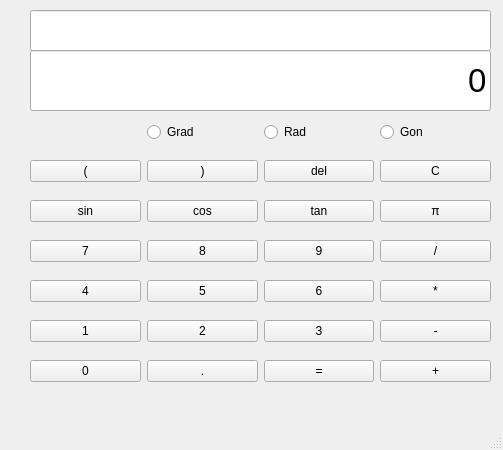
The window that calculator.ui (SudipMaharjan/Calculator) describes before a commit, drawn with Qt 5.
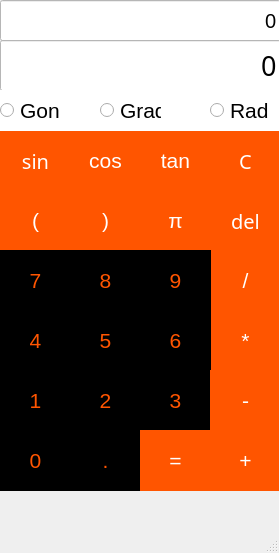
The same window after the commit.

The edit to the form file:
```diff
--- a/calculator.ui
+++ b/calculator.ui
@@ -6,319 +6,255 @@
    <rect>
     <x>0</x>
     <y>0</y>
-    <width>503</width>
-    <height>450</height>
+    <width>279</width>
+    <height>553</height>
    </rect>
   </property>
+  <property name="font">
+   <font>
+    <pointsize>16</pointsize>
+   </font>
+  </property>
   <property name="windowTitle">
    <string>Calculator</string>
   </property>
   <widget class="QWidget" name="centralwidget">
-   <widget class="QWidget" name="gridLayoutWidget">
+   <widget class="QPushButton" name="pushButton_Divide">
     <property name="geometry">
      <rect>
-      <x>30</x>
-      <y>110</y>
-      <width>461</width>
-      <height>291</height>
+      <x>210</x>
+      <y>250</y>
+      <width>71</width>
+      <height>61</height>
      </rect>
     </property>
-    <layout class="QGridLayout" name="gridLayout">
-     <item row="5" column="1">
-      <widget class="QPushButton" name="pushButton_5">
-       <property name="text">
-        <string>5</string>
-       </property>
-       <property name="shortcut">
-        <string>5</string>
-       </property>
-      </widget>
-     </item>
-     <item row="7" column="3">
-      <widget class="QPushButton" name="pushButton_Plus">
-       <property name="text">
-        <string>+</string>
-       </property>
-       <property name="shortcut">
-        <string>+</string>
-       </property>
-      </widget>
-     </item>
-     <item row="5" column="0">
-      <widget class="QPushButton" name="pushButton_4">
-       <property name="text">
-        <string>4</string>
-       </property>
-       <property name="shortcut">
-        <string>4</string>
-       </property>
-      </widget>
-     </item>
-     <item row="0" column="2">
-      <widget class="QRadioButton" name="radioButton_Rad">
-       <property name="cursor">
-        <cursorShape>PointingHandCursor</cursorShape>
-       </property>
-       <property name="text">
-        <string>Rad</string>
-       </property>
-      </widget>
-     </item>
-     <item row="6" column="2">
-      <widget class="QPushButton" name="pushButton_3">
-       <property name="text">
-        <string>3</string>
-       </property>
-       <property name="shortcut">
-        <string>3</string>
-       </property>
-      </widget>
-     </item>
-     <item row="3" column="1">
-      <widget class="QPushButton" name="pushButton_8">
-       <property name="text">
-        <string>8</string>
-       </property>
-       <property name="shortcut">
-        <string>8</string>
-       </property>
-      </widget>
-     </item>
-     <item row="7" column="0">
-      <widget class="QPushButton" name="pushButton_0">
-       <property name="text">
-        <string>0</string>
-       </property>
-       <property name="shortcut">
-        <string>0</string>
-       </property>
-      </widget>
-     </item>
-     <item row="6" column="0">
-      <widget class="QPushButton" name="pushButton_1">
-       <property name="text">
-        <string>1</string>
-       </property>
-       <property name="shortcut">
-        <string>1</string>
-       </property>
-      </widget>
-     </item>
-     <item row="0" column="1">
-      <widget class="QRadioButton" name="radioButton_Grad">
-       <property name="cursor">
-        <cursorShape>PointingHandCursor</cursorShape>
-       </property>
-       <property name="text">
-        <string>Grad</string>
-       </property>
-      </widget>
-     </item>
-     <item row="7" column="1">
-      <widget class="QPushButton" name="pushButton_Point">
-       <property name="text">
-        <string>.</string>
-       </property>
-       <property name="shortcut">
-        <string>.</string>
-       </property>
-      </widget>
-     </item>
-     <item row="6" column="1">
-      <widget class="QPushButton" name="pushButton_2">
-       <property name="text">
-        <string>2</string>
-       </property>
-       <property name="shortcut">
-        <string>2</string>
-       </property>
-      </widget>
-     </item>
-     <item row="2" column="0">
-      <widget class="QPushButton" name="pushButton_Sin">
-       <property name="text">
-        <string>sin</string>
-       </property>
-      </widget>
-     </item>
-     <item row="1" column="1">
-      <widget class="QPushButton" name="pushButton_RightBracket">
-       <property name="text">
-        <string>)</string>
-       </property>
-       <property name="shortcut">
-        <string>)</string>
-       </property>
-      </widget>
-     </item>
-     <item row="1" column="2">
-      <widget class="QPushButton" name="pushButton_Delete">
-       <property name="text">
-        <string>del</string>
-       </property>
-       <property name="shortcut">
-        <string>Backspace</string>
-       </property>
-      </widget>
-     </item>
-     <item row="6" column="3">
-      <widget class="QPushButton" name="pushButton_Minus">
-       <property name="text">
-        <string>-</string>
-       </property>
-       <property name="shortcut">
-        <string>-</string>
-       </property>
-      </widget>
-     </item>
-     <item row="5" column="2">
-      <widget class="QPushButton" name="pushButton_6">
-       <property name="text">
-        <string>6</string>
-       </property>
-       <property name="shortcut">
-        <string>6</string>
-       </property>
-      </widget>
-     </item>
-     <item row="0" column="3">
-      <widget class="QRadioButton" name="radioButton_Gon">
-       <property name="cursor">
-        <cursorShape>PointingHandCursor</cursorShape>
-       </property>
-       <property name="text">
-        <string>Gon</string>
-       </property>
-      </widget>
-     </item>
-     <item row="3" column="0">
-      <widget class="QPushButton" name="pushButton_7">
-       <property name="text">
-        <string>7</string>
-       </property>
-       <property name="shortcut">
-        <string>7</string>
-       </property>
-      </widget>
-     </item>
-     <item row="1" column="3">
-      <widget class="QPushButton" name="pushButton_Clear">
-       <property name="text">
-        <string>C</string>
-       </property>
-       <property name="shortcut">
-        <string>C</string>
-       </property>
-      </widget>
-     </item>
-     <item row="5" column="3">
-      <widget class="QPushButton" name="pushButton_Multiply">
-       <property name="text">
-        <string>*</string>
-       </property>
-       <property name="shortcut">
-        <string>*</string>
-       </property>
-      </widget>
-     </item>
-     <item row="1" column="0">
-      <widget class="QPushButton" name="pushButton_LeftBracket">
-       <property name="text">
-        <string>(</string>
-       </property>
-       <property name="shortcut">
-        <string>(</string>
-       </property>
-      </widget>
-     </item>
-     <item row="2" column="1">
-      <widget class="QPushButton" name="pushButton_Cos">
-       <property name="text">
-        <string>cos</string>
-       </property>
-      </widget>
-     </item>
-     <item row="7" column="2">
-      <widget class="QPushButton" name="pushButton_Equals">
-       <property name="text">
-        <string>=</string>
-       </property>
-       <property name="shortcut">
-        <string>Enter</string>
-       </property>
-      </widget>
-     </item>
-     <item row="2" column="2">
-      <widget class="QPushButton" name="pushButton_Tan">
-       <property name="text">
-        <string>tan</string>
-       </property>
-      </widget>
-     </item>
-     <item row="3" column="2">
-      <widget class="QPushButton" name="pushButton_9">
-       <property name="text">
-        <string>9</string>
-       </property>
-       <property name="shortcut">
-        <string>9</string>
-       </property>
-      </widget>
-     </item>
-     <item row="3" column="3">
-      <widget class="QPushButton" name="pushButton_Divide">
-       <property name="text">
-        <string>/</string>
-       </property>
-       <property name="shortcut">
-        <string>/</string>
-       </property>
-      </widget>
-     </item>
-     <item row="2" column="3">
-      <widget class="QPushButton" name="pushButton_Pi">
-       <property name="text">
-        <string>π</string>
-       </property>
-      </widget>
-     </item>
-    </layout>
+    <property name="styleSheet">
+     <string notr="true">background-color: rgb(255, 85, 0);
+font: 15pt &quot;Franklin Gothic Medium&quot;;
+color: rgb(255,255,255);
+border-radius: 60px</string>
+    </property>
+    <property name="text">
+     <string>/</string>
+    </property>
+    <property name="shortcut">
+     <string>/</string>
+    </property>
    </widget>
-   <widget class="QLineEdit" name="Input">
+   <widget class="QPushButton" name="pushButton_Pi">
     <property name="geometry">
      <rect>
-      <x>30</x>
-      <y>10</y>
-      <width>461</width>
-      <height>41</height>
+      <x>140</x>
+      <y>190</y>
+      <width>71</width>
+      <height>61</height>
      </rect>
     </property>
+    <property name="styleSheet">
+     <string notr="true">background-color: rgb(255, 85, 0);
+font: 15pt &quot;Franklin Gothic Medium&quot;;
+color: rgb(255,255,255);
+border-radius: 60px</string>
+    </property>
+    <property name="text">
+     <string>π</string>
+    </property>
+   </widget>
+   <widget class="QPushButton" name="pushButton_Tan">
+    <property name="geometry">
+     <rect>
+      <x>140</x>
+      <y>130</y>
+      <width>71</width>
+      <height>61</height>
+     </rect>
+    </property>
+    <property name="styleSheet">
+     <string notr="true">background-color: rgb(255, 85, 0);
+font: 15pt &quot;Franklin Gothic Medium&quot;;
+color: rgb(255,255,255);
+border-radius: 60px</string>
+    </property>
+    <property name="text">
+     <string>tan</string>
+    </property>
+   </widget>
+   <widget class="QPushButton" name="pushButton_Cos">
+    <property name="geometry">
+     <rect>
+      <x>70</x>
+      <y>130</y>
+      <width>71</width>
+      <height>61</height>
+     </rect>
+    </property>
+    <property name="minimumSize">
+     <size>
+      <width>0</width>
+      <height>0</height>
+     </size>
+    </property>
+    <property name="styleSheet">
+     <string notr="true">background-color: rgb(255, 85, 0);
+font: 15pt &quot;Franklin Gothic Medium&quot;;
+color: rgb(255,255,255);
+border-radius: 60px</string>
+    </property>
+    <property name="text">
+     <string>cos</string>
+    </property>
+   </widget>
+   <widget class="QPushButton" name="pushButton_Clear">
+    <property name="geometry">
+     <rect>
+      <x>210</x>
+      <y>130</y>
+      <width>71</width>
+      <height>61</height>
+     </rect>
+    </property>
+    <property name="minimumSize">
+     <size>
+      <width>0</width>
+      <height>0</height>
+     </size>
+    </property>
     <property name="font">
      <font>
+      <family>Franklin Gothic Medium</family>
       <pointsize>15</pointsize>
+      <italic>false</italic>
+      <bold>false</bold>
      </font>
     </property>
+    <property name="styleSheet">
+     <string notr="true">background-color: rgb(255, 85, 0);
+font: 15pt &quot;Franklin Gothic Medium&quot;;
+color: rgb(255,255,255);
+border-radius: 60px
+</string>
+    </property>
     <property name="text">
-     <string/>
+     <string>C</string>
     </property>
-    <property name="alignment">
-     <set>Qt::AlignRight|Qt::AlignTrailing|Qt::AlignVCenter</set>
+    <property name="shortcut">
+     <string>C</string>
+    </property>
+   </widget>
+   <widget class="QPushButton" name="pushButton_Delete">
+    <property name="geometry">
+     <rect>
+      <x>210</x>
+      <y>190</y>
+      <width>71</width>
+      <height>61</height>
+     </rect>
+    </property>
+    <property name="minimumSize">
+     <size>
+      <width>0</width>
+      <height>0</height>
+     </size>
+    </property>
+    <property name="font">
+     <font>
+      <family>Franklin Gothic Medium</family>
+      <pointsize>15</pointsize>
+      <italic>false</italic>
+      <bold>false</bold>
+     </font>
+    </property>
+    <property name="styleSheet">
+     <string notr="true">background-color: rgb(255, 85, 0);
+font: 15pt &quot;Franklin Gothic Medium&quot;;
+color: rgb(255,255,255);
+border-radius: 60px</string>
+    </property>
+    <property name="text">
+     <string>del</string>
+    </property>
+    <property name="shortcut">
+     <string>Backspace</string>
+    </property>
+   </widget>
+   <widget class="QPushButton" name="pushButton_RightBracket">
+    <property name="geometry">
+     <rect>
+      <x>70</x>
+      <y>190</y>
+      <width>71</width>
+      <height>61</height>
+     </rect>
+    </property>
+    <property name="minimumSize">
+     <size>
+      <width>0</width>
+      <height>0</height>
+     </size>
+    </property>
+    <property name="styleSheet">
+     <string notr="true">background-color: rgb(255, 85, 0);
+font: 15pt &quot;Franklin Gothic Medium&quot;;
+color: rgb(255,255,255);
+border-radius: 60px</string>
+    </property>
+    <property name="text">
+     <string>)</string>
+    </property>
+    <property name="shortcut">
+     <string>)</string>
+    </property>
+   </widget>
+   <widget class="QPushButton" name="pushButton_LeftBracket">
+    <property name="geometry">
+     <rect>
+      <x>0</x>
+      <y>190</y>
+      <width>71</width>
+      <height>61</height>
+     </rect>
+    </property>
+    <property name="minimumSize">
+     <size>
+      <width>0</width>
+      <height>0</height>
+     </size>
+    </property>
+    <property name="styleSheet">
+     <string notr="true">background-color: rgb(255, 85, 0);
+font: 15pt &quot;Franklin Gothic Medium&quot;;
+color: rgb(255,255,255);
+border-radius: 60px</string>
+    </property>
+    <property name="text">
+     <string>(</string>
+    </property>
+    <property name="shortcut">
+     <string>(</string>
     </property>
    </widget>
    <widget class="QLineEdit" name="Result">
     <property name="geometry">
      <rect>
-      <x>30</x>
-      <y>50</y>
-      <width>461</width>
-      <height>61</height>
+      <x>0</x>
+      <y>40</y>
+      <width>281</width>
+      <height>51</height>
      </rect>
     </property>
     <property name="font">
      <font>
-      <pointsize>25</pointsize>
+      <family>Franklin Gothic Medium</family>
+      <pointsize>20</pointsize>
+      <italic>false</italic>
+      <bold>false</bold>
      </font>
     </property>
+    <property name="styleSheet">
+     <string notr="true">font: 20pt &quot;Franklin Gothic Medium&quot;;
+background-color: rgb(255, 255, 255);
+</string>
+    </property>
     <property name="text">
      <string>0</string>
     </property>
@@ -326,6 +262,473 @@
      <set>Qt::AlignRight|Qt::AlignTrailing|Qt::AlignVCenter</set>
     </property>
    </widget>
+   <widget class="QLineEdit" name="Input">
+    <property name="geometry">
+     <rect>
+      <x>0</x>
+      <y>0</y>
+      <width>281</width>
+      <height>41</height>
+     </rect>
+    </property>
+    <property name="font">
+     <font>
+      <pointsize>15</pointsize>
+     </font>
+    </property>
+    <property name="styleSheet">
+     <string notr="true">background-color: rgb(255, 255, 255);
+</string>
+    </property>
+    <property name="text">
+     <string>0</string>
+    </property>
+    <property name="alignment">
+     <set>Qt::AlignRight|Qt::AlignTrailing|Qt::AlignVCenter</set>
+    </property>
+   </widget>
+   <widget class="QPushButton" name="pushButton_Sin">
+    <property name="geometry">
+     <rect>
+      <x>0</x>
+      <y>130</y>
+      <width>71</width>
+      <height>61</height>
+     </rect>
+    </property>
+    <property name="minimumSize">
+     <size>
+      <width>50</width>
+      <height>50</height>
+     </size>
+    </property>
+    <property name="font">
+     <font>
+      <family>Franklin Gothic Medium</family>
+      <pointsize>15</pointsize>
+      <italic>false</italic>
+      <bold>false</bold>
+     </font>
+    </property>
+    <property name="styleSheet">
+     <string notr="true">background-color: rgb(255, 85, 0);
+font: 15pt &quot;Franklin Gothic Medium&quot;;
+color: rgb(255,255,255);
+border-radius: 60px
+</string>
+    </property>
+    <property name="text">
+     <string>sin</string>
+    </property>
+   </widget>
+   <widget class="QPushButton" name="pushButton_9">
+    <property name="geometry">
+     <rect>
+      <x>140</x>
+      <y>250</y>
+      <width>71</width>
+      <height>61</height>
+     </rect>
+    </property>
+    <property name="styleSheet">
+     <string notr="true">background-color: rgb(0, 0, 0);
+font: 15pt &quot;Franklin Gothic Medium&quot;;
+color: rgb(255, 85, 0);
+border-radius: 60px</string>
+    </property>
+    <property name="text">
+     <string>9</string>
+    </property>
+    <property name="shortcut">
+     <string>9</string>
+    </property>
+   </widget>
+   <widget class="QPushButton" name="pushButton_8">
+    <property name="geometry">
+     <rect>
+      <x>70</x>
+      <y>250</y>
+      <width>71</width>
+      <height>61</height>
+     </rect>
+    </property>
+    <property name="styleSheet">
+     <string notr="true">background-color: rgb(0, 0, 0);
+font: 15pt &quot;Franklin Gothic Medium&quot;;
+color: rgb(255, 85, 0);
+border-radius: 60px</string>
+    </property>
+    <property name="text">
+     <string>8</string>
+    </property>
+    <property name="shortcut">
+     <string>8</string>
+    </property>
+   </widget>
+   <widget class="QPushButton" name="pushButton_7">
+    <property name="geometry">
+     <rect>
+      <x>0</x>
+      <y>250</y>
+      <width>71</width>
+      <height>61</height>
+     </rect>
+    </property>
+    <property name="styleSheet">
+     <string notr="true">background-color: rgb(0, 0, 0);
+font: 15pt &quot;Franklin Gothic Medium&quot;;
+color: rgb(255, 85, 0);
+border-radius: 60px</string>
+    </property>
+    <property name="text">
+     <string>7</string>
+    </property>
+    <property name="shortcut">
+     <string>7</string>
+    </property>
+   </widget>
+   <widget class="QPushButton" name="pushButton_Multiply">
+    <property name="geometry">
+     <rect>
+      <x>210</x>
+      <y>310</y>
+      <width>71</width>
+      <height>61</height>
+     </rect>
+    </property>
+    <property name="styleSheet">
+     <string notr="true">background-color: rgb(255, 85, 0);
+font: 15pt &quot;Franklin Gothic Medium&quot;;
+color: rgb(255,255,255);
+border-radius: 60px</string>
+    </property>
+    <property name="text">
+     <string>*</string>
+    </property>
+    <property name="shortcut">
+     <string>*</string>
+    </property>
+   </widget>
+   <widget class="QPushButton" name="pushButton_6">
+    <property name="geometry">
+     <rect>
+      <x>140</x>
+      <y>310</y>
+      <width>71</width>
+      <height>61</height>
+     </rect>
+    </property>
+    <property name="styleSheet">
+     <string notr="true">background-color: rgb(0, 0, 0);
+font: 15pt &quot;Franklin Gothic Medium&quot;;
+color: rgb(255, 85, 0);
+border-radius: 60px</string>
+    </property>
+    <property name="text">
+     <string>6</string>
+    </property>
+    <property name="shortcut">
+     <string>6</string>
+    </property>
+   </widget>
+   <widget class="QPushButton" name="pushButton_5">
+    <property name="geometry">
+     <rect>
+      <x>70</x>
+      <y>310</y>
+      <width>71</width>
+      <height>61</height>
+     </rect>
+    </property>
+    <property name="styleSheet">
+     <string notr="true">background-color: rgb(0, 0, 0);
+font: 15pt &quot;Franklin Gothic Medium&quot;;
+color: rgb(255, 85, 0);
+border-radius: 60px</string>
+    </property>
+    <property name="text">
+     <string>5</string>
+    </property>
+    <property name="shortcut">
+     <string>5</string>
+    </property>
+   </widget>
+   <widget class="QPushButton" name="pushButton_4">
+    <property name="geometry">
+     <rect>
+      <x>0</x>
+      <y>310</y>
+      <width>71</width>
+      <height>61</height>
+     </rect>
+    </property>
+    <property name="styleSheet">
+     <string notr="true">background-color: rgb(0, 0, 0);
+font: 15pt &quot;Franklin Gothic Medium&quot;;
+color: rgb(255, 85, 0);
+border-radius: 60px</string>
+    </property>
+    <property name="text">
+     <string>4</string>
+    </property>
+    <property name="shortcut">
+     <string>4</string>
+    </property>
+   </widget>
+   <widget class="QPushButton" name="pushButton_3">
+    <property name="geometry">
+     <rect>
+      <x>140</x>
+      <y>370</y>
+      <width>71</width>
+      <height>61</height>
+     </rect>
+    </property>
+    <property name="styleSheet">
+     <string notr="true">background-color: rgb(0, 0, 0);
+font: 15pt &quot;Franklin Gothic Medium&quot;;
+color: rgb(255, 85, 0);
+border-radius: 60px</string>
+    </property>
+    <property name="text">
+     <string>3</string>
+    </property>
+    <property name="shortcut">
+     <string>3</string>
+    </property>
+   </widget>
+   <widget class="QPushButton" name="pushButton_2">
+    <property name="geometry">
+     <rect>
+      <x>70</x>
+      <y>370</y>
+      <width>71</width>
+      <height>61</height>
+     </rect>
+    </property>
+    <property name="styleSheet">
+     <string notr="true">background-color: rgb(0, 0, 0);
+font: 15pt &quot;Franklin Gothic Medium&quot;;
+color: rgb(255, 85, 0);
+border-radius: 60px</string>
+    </property>
+    <property name="text">
+     <string>2</string>
+    </property>
+    <property name="shortcut">
+     <string>2</string>
+    </property>
+   </widget>
+   <widget class="QPushButton" name="pushButton_1">
+    <property name="geometry">
+     <rect>
+      <x>0</x>
+      <y>370</y>
+      <width>71</width>
+      <height>61</height>
+     </rect>
+    </property>
+    <property name="styleSheet">
+     <string notr="true">background-color: rgb(0, 0, 0);
+font: 15pt &quot;Franklin Gothic Medium&quot;;
+color: rgb(255, 85, 0);
+border-radius: 60px</string>
+    </property>
+    <property name="text">
+     <string>1</string>
+    </property>
+    <property name="shortcut">
+     <string>1</string>
+    </property>
+   </widget>
+   <widget class="QPushButton" name="pushButton_0">
+    <property name="geometry">
+     <rect>
+      <x>0</x>
+      <y>430</y>
+      <width>71</width>
+      <height>61</height>
+     </rect>
+    </property>
+    <property name="styleSheet">
+     <string notr="true">background-color: rgb(0, 0, 0);
+font: 15pt &quot;Franklin Gothic Medium&quot;;
+color: rgb(255, 85, 0);
+border-radius: 60px</string>
+    </property>
+    <property name="text">
+     <string>0</string>
+    </property>
+    <property name="shortcut">
+     <string>0</string>
+    </property>
+   </widget>
+   <widget class="QPushButton" name="pushButton_Point">
+    <property name="geometry">
+     <rect>
+      <x>70</x>
+      <y>430</y>
+      <width>71</width>
+      <height>61</height>
+     </rect>
+    </property>
+    <property name="styleSheet">
+     <string notr="true">background-color: rgb(0, 0, 0);
+font: 15pt &quot;Franklin Gothic Medium&quot;;
+color: rgb(255, 85, 0);
+border-radius: 60px</string>
+    </property>
+    <property name="text">
+     <string>.</string>
+    </property>
+    <property name="shortcut">
+     <string>.</string>
+    </property>
+   </widget>
+   <widget class="QPushButton" name="pushButton_Minus">
+    <property name="geometry">
+     <rect>
+      <x>210</x>
+      <y>370</y>
+      <width>71</width>
+      <height>61</height>
+     </rect>
+    </property>
+    <property name="styleSheet">
+     <string notr="true">background-color: rgb(255, 85, 0);
+font: 15pt &quot;Franklin Gothic Medium&quot;;
+color: rgb(255,255,255);
+border-radius: 60px</string>
+    </property>
+    <property name="text">
+     <string>-</string>
+    </property>
+    <property name="shortcut">
+     <string>-</string>
+    </property>
+   </widget>
+   <widget class="QPushButton" name="pushButton_Plus">
+    <property name="geometry">
+     <rect>
+      <x>210</x>
+      <y>430</y>
+      <width>71</width>
+      <height>61</height>
+     </rect>
+    </property>
+    <property name="styleSheet">
+     <string notr="true">background-color: rgb(255, 85, 0);
+font: 15pt &quot;Franklin Gothic Medium&quot;;
+color: rgb(255,255,255);
+border-radius: 60px</string>
+    </property>
+    <property name="text">
+     <string>+</string>
+    </property>
+    <property name="shortcut">
+     <string>+</string>
+    </property>
+   </widget>
+   <widget class="QPushButton" name="pushButton_Equals">
+    <property name="geometry">
+     <rect>
+      <x>140</x>
+      <y>430</y>
+      <width>71</width>
+      <height>61</height>
+     </rect>
+    </property>
+    <property name="styleSheet">
+     <string notr="true">background-color: rgb(255, 85, 0);
+font: 15pt &quot;Franklin Gothic Medium&quot;;
+color: rgb(255,255,255);
+border-radius: 60px</string>
+    </property>
+    <property name="text">
+     <string>=</string>
+    </property>
+    <property name="shortcut">
+     <string>Enter</string>
+    </property>
+   </widget>
+   <widget class="QWidget" name="widget" native="true">
+    <property name="geometry">
+     <rect>
+      <x>0</x>
+      <y>90</y>
+      <width>281</width>
+      <height>41</height>
+     </rect>
+    </property>
+    <property name="styleSheet">
+     <string notr="true">background-color: rgb(255, 255, 255);</string>
+    </property>
+    <widget class="QRadioButton" name="radioButton_Rad">
+     <property name="geometry">
+      <rect>
+       <x>210</x>
+       <y>0</y>
+       <width>61</width>
+       <height>41</height>
+      </rect>
+     </property>
+     <property name="cursor">
+      <cursorShape>PointingHandCursor</cursorShape>
+     </property>
+     <property name="styleSheet">
+      <string notr="true">color: rgb(0, 0, 0);
+font: 12pt &quot;Segoe UI&quot;;
+border-radius: 60px</string>
+     </property>
+     <property name="text">
+      <string>Rad</string>
+     </property>
+    </widget>
+    <widget class="QRadioButton" name="radioButton_Grad">
+     <property name="geometry">
+      <rect>
+       <x>100</x>
+       <y>0</y>
+       <width>61</width>
+       <height>41</height>
+      </rect>
+     </property>
+     <property name="cursor">
+      <cursorShape>PointingHandCursor</cursorShape>
+     </property>
+     <property name="styleSheet">
+      <string notr="true">color: rgb(0, 0, 0);
+font: 12pt &quot;Segoe UI&quot;;
+border-radius: 60px
+</string>
+     </property>
+     <property name="text">
+      <string>Grad</string>
+     </property>
+    </widget>
+    <widget class="QRadioButton" name="radioButton_Gon">
+     <property name="geometry">
+      <rect>
+       <x>0</x>
+       <y>0</y>
+       <width>61</width>
+       <height>41</height>
+      </rect>
+     </property>
+     <property name="cursor">
+      <cursorShape>PointingHandCursor</cursorShape>
+     </property>
+     <property name="styleSheet">
+      <string notr="true">color: rgb(0, 0, 0);
+font: 12pt &quot;Segoe UI&quot;;
+border-radius: 60px
+</string>
+     </property>
+     <property name="text">
+      <string>Gon</string>
+     </property>
+    </widget>
+   </widget>
   </widget>
   <widget class="QMenuBar" name="menubar">
    <property name="geometry">
```
Left out of the diff: 4 changed lines with no effect on the pictures.
